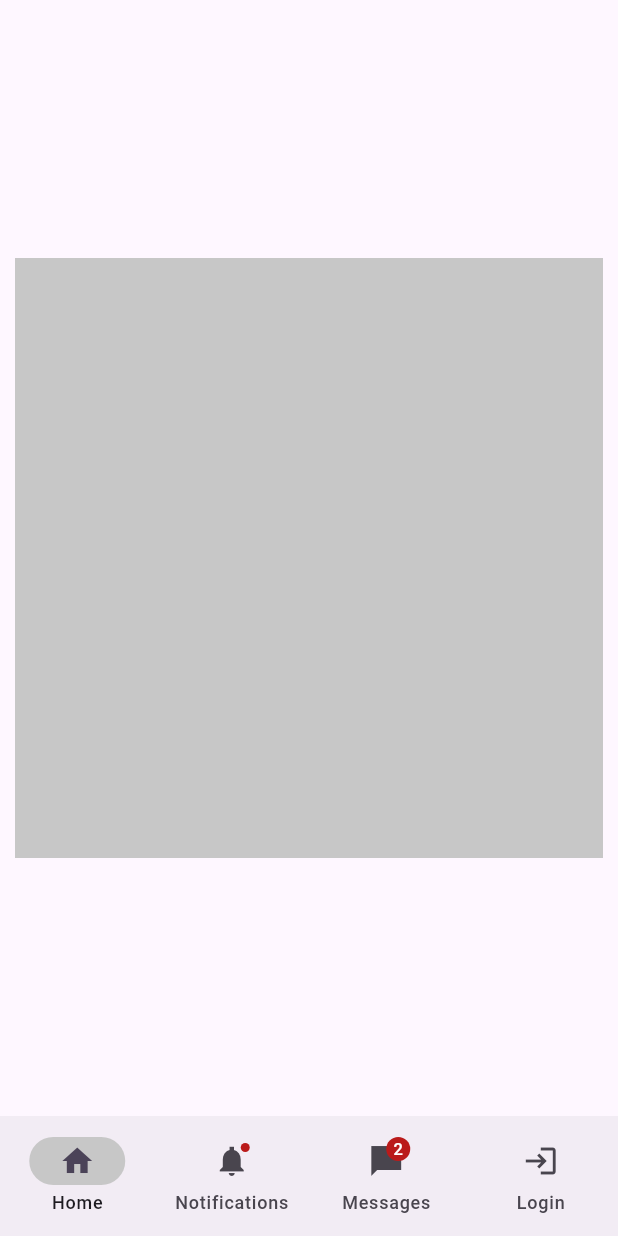
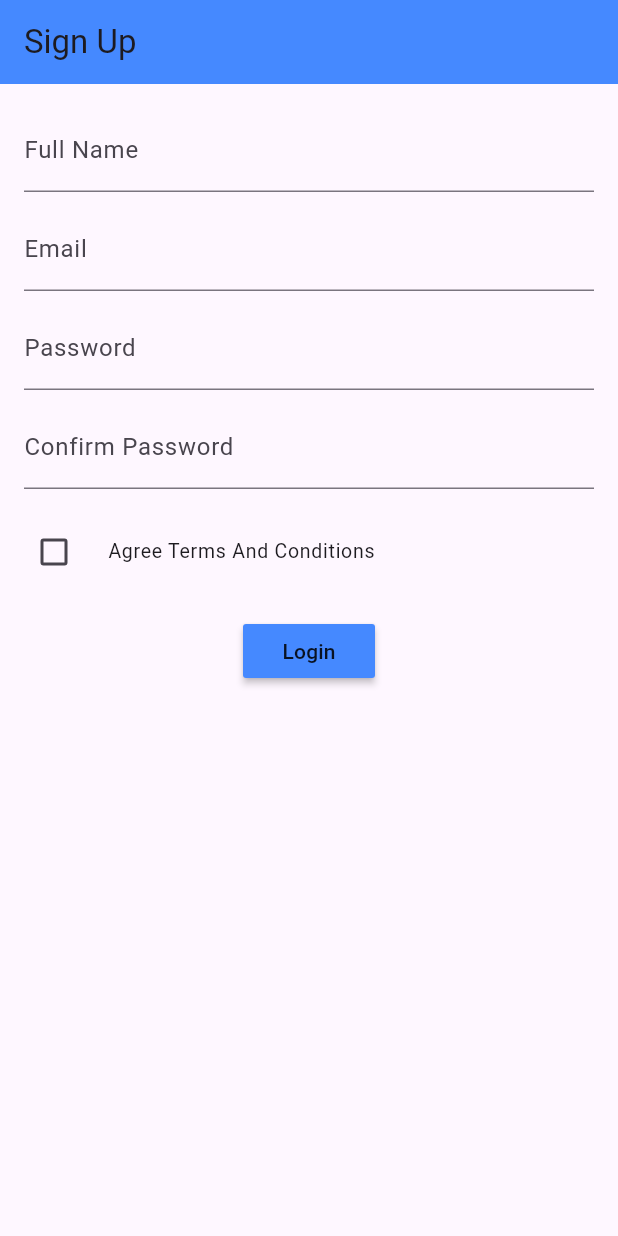
Before and after one commit to khushabubaraskar/Flutter-Practice, a Flutter app: the screen it shows after launch, on a phone screen of 412 x 824 dp. Run offline on Flutter 3.47's test engine with Material 3 defaults, Android fonts, the phone set to English and light mode, and no system bars; drawn by our look-alikes of flutter_form_builder; our stand-ins replace form_builder_validators.

Commit message:
Flutter Practice

```diff
--- /dev/null
+++ b/demo/lib/Flutter_Form_Builder/Sign_up.dart
@@ -0,0 +1,118 @@
+import 'package:flutter/material.dart';
+import 'package:flutter_form_builder/flutter_form_builder.dart';
+import 'package:form_builder_validators/form_builder_validators.dart';
+class SignUpForm extends StatefulWidget {
+
+  @override
+  State<SignUpForm> createState() =>SignUpFormState();
+}
+
+class SignUpFormState extends State<SignUpForm> {
+  final _formKey = GlobalKey<FormBuilderState>();
+
+
+  @override
+  Widget build(BuildContext context) {
+    return Scaffold(
+      appBar: AppBar(
+        title: Text('Sign Up'),
+        backgroundColor: Color(0xFF4589FF),
+      ),
+      body: Padding(
+    padding: const EdgeInsets.all(16.0),
+    child:  FormBuilder(
+    key: _formKey,
+    child:SingleChildScrollView(
+    child:Column(
+    children: [
+    //Name
+    FormBuilderTextField(
+    name: 'name',
+    decoration: InputDecoration(
+    labelText: 'Full Name',
+    ),
+    validator: FormBuilderValidators.compose([
+    FormBuilderValidators.required(errorText: 'Please enter your name'),
+    FormBuilderValidators.match(
+    RegExp(r"^[a-zA-Z\s]+$"),
+    errorText: 'Only letters and spaces allowed',
+    ),
+    ]),
+    ),
+    const SizedBox(height: 10),
+
+    //email
+    FormBuilderTextField(
+    name: 'email',
+    decoration: InputDecoration(
+    labelText: 'Email',
+    // hintText: 'e.g. John@gmail.com',
+    // prefixIcon: Icon(Icons.email_outlined),
+    ),
+    validator: FormBuilderValidators.compose([
+    FormBuilderValidators.required(errorText: 'Please enter your Email'),
+    FormBuilderValidators.email()
+    ]),
+    ),
+    const SizedBox(height: 10),
+
+    //Password
+    FormBuilderTextField(
+    name: 'Password',
+    decoration: InputDecoration(
+    labelText: 'Password',
+
+    ),
+    obscureText: true,
+    validator: FormBuilderValidators.compose([
+    FormBuilderValidators.required(errorText: 'Please enter your Password'),
+    FormBuilderValidators.password()
+    ]),
+    ),
+    const SizedBox(height: 10),
+
+      // Confirm Password
+      FormBuilderTextField(
+        name: 'Password',
+        decoration: InputDecoration(
+          labelText: 'Confirm Password',
+        ),
+        obscureText: true,
+        validator: FormBuilderValidators.compose([
+          FormBuilderValidators.required(errorText: 'Please enter your Password'),
+          FormBuilderValidators.password(),
+
+        ]),
+      ),
+      const SizedBox(height: 10),
+
+
+
+    //CheckBox
+    FormBuilderCheckbox(
+    name:'CheckBox',
+    title:Text('Agree Terms And Conditions') ,
+    ),
+    const SizedBox(height: 10),
+
+      MaterialButton(
+        color: Color(0xFF4589FF),
+        onPressed: () {
+          // Validate and save the form values
+          _formKey.currentState?.saveAndValidate();
+          debugPrint(_formKey.currentState?.value.toString());
+
+          // On another side, can access all field values without saving form with instantValues
+          _formKey.currentState?.validate();
+          debugPrint(_formKey.currentState?.instantValue.toString());
+        },
+        child: const Text('Login'),
+      )
+    ],
+    ),
+    )
+    ),
+    ),
+    );
+  }
+}
--- a/demo/lib/main.dart
+++ b/demo/lib/main.dart
@@ -1,5 +1,5 @@
 
-import 'package:demo/NavigationBar/Navigation_Main.dart';
+import 'package:demo/Flutter_Form_Builder/Sign_up.dart';
 import 'package:flutter/material.dart';
 
 void main() {
@@ -18,7 +18,7 @@ class MyApp extends StatelessWidget {
 
         colorScheme: ColorScheme.fromSeed(seedColor: Colors.deepPurple),
       ),
-      home:NavigationExample(),
+      home:SignUpForm(),
     );
   }
 }
--- a/demo/pubspec.yaml
+++ b/demo/pubspec.yaml
@@ -34,7 +34,9 @@ dependencies:
   # The following adds the Cupertino Icons font to your application.
   # Use with the CupertinoIcons class for iOS style icons.
   cupertino_icons: ^1.0.8
-
+  flutter_form_builder: ^10.0.1
+  form_builder_validators: 11.2.0
+  intl: ^0.20.2
 dev_dependencies:
   flutter_test:
     sdk: flutter
```
Also changed, not shown: demo/lib/Flutter_Form_Builder/form_screen.dart (added, +202 -0 lines), demo/pubspec.lock.
